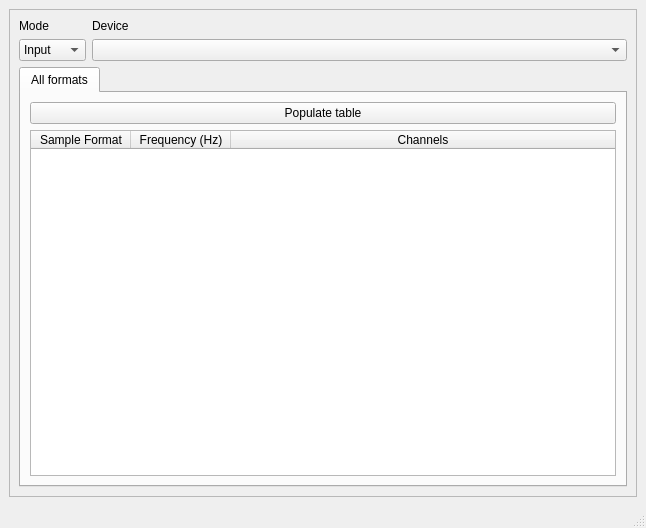
Above: examples/multimedia/audiodevices/audiodevicesbase.ui from qt/qtmultimedia before the change. Below: the same form after it.
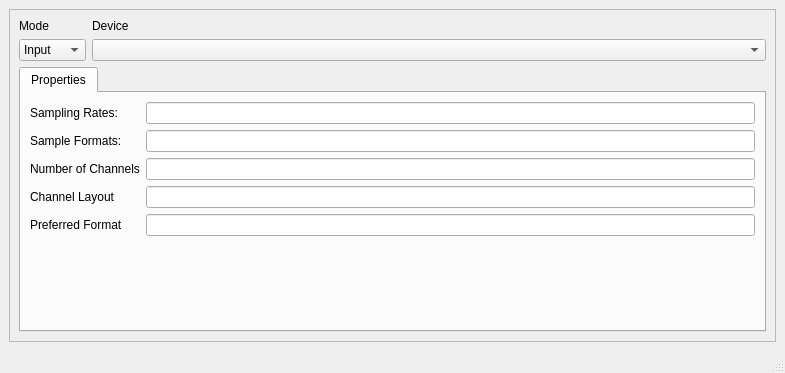
That is the form after the change.

The edit to the form file:
```diff
--- a/examples/multimedia/audiodevices/audiodevicesbase.ui
+++ b/examples/multimedia/audiodevices/audiodevicesbase.ui
@@ -6,8 +6,8 @@
    <rect>
     <x>0</x>
     <y>0</y>
-    <width>646</width>
-    <height>528</height>
+    <width>785</width>
+    <height>373</height>
    </rect>
   </property>
   <property name="windowTitle">
@@ -31,8 +31,8 @@
         <rect>
          <x>0</x>
          <y>0</y>
-         <width>632</width>
-         <height>492</height>
+         <width>765</width>
+         <height>331</height>
         </rect>
        </property>
        <layout class="QGridLayout" name="gridLayout_4">
@@ -83,73 +83,101 @@
             </property>
             <widget class="QWidget" name="tab">
              <attribute name="title">
-              <string>All formats</string>
+              <string>Properties</string>
              </attribute>
              <layout class="QVBoxLayout" name="verticalLayout_2">
               <item>
-               <widget class="QPushButton" name="populateTableButton">
-                <property name="text">
-                 <string>Populate table</string>
-                </property>
-               </widget>
+               <layout class="QGridLayout" name="gridLayout_3">
+                <item row="3" column="0">
+                 <widget class="QLabel" name="channelLayoutLabel">
+                  <property name="text">
+                   <string>Channel Layout</string>
+                  </property>
+                 </widget>
+                </item>
+                <item row="0" column="0">
+                 <widget class="QLabel" name="samplingRatesLabel">
+                  <property name="text">
+                   <string>Sampling Rates:</string>
+                  </property>
+                 </widget>
+                </item>
+                <item row="0" column="2">
+                 <widget class="QLineEdit" name="samplingRatesField">
+                  <property name="readOnly">
+                   <bool>true</bool>
+                  </property>
+                 </widget>
+                </item>
+                <item row="2" column="0">
+                 <widget class="QLabel" name="channelNumberLabel">
+                  <property name="text">
+                   <string>Number of Channels</string>
+                  </property>
+                 </widget>
+                </item>
+                <item row="2" column="2">
+                 <widget class="QLineEdit" name="channelNumberField">
+                  <property name="readOnly">
+                   <bool>true</bool>
+                  </property>
+                 </widget>
+                </item>
+                <item row="1" column="0">
+                 <widget class="QLabel" name="sampleFormatField_2">
+                  <property name="text">
+                   <string>Sample Formats:</string>
+                  </property>
+                 </widget>
+                </item>
+                <item row="1" column="2">
+                 <widget class="QLineEdit" name="sampleFormatField">
+                  <property name="readOnly">
+                   <bool>true</bool>
+                  </property>
+                 </widget>
+                </item>
+                <item row="3" column="2">
+                 <widget class="QLineEdit" name="channelLayoutField">
+                  <property name="readOnly">
+                   <bool>true</bool>
+                  </property>
+                 </widget>
+                </item>
+                <item row="4" column="0">
+                 <widget class="QLabel" name="preferredFormatLabel">
+                  <property name="acceptDrops">
+                   <bool>true</bool>
+                  </property>
+                  <property name="text">
+                   <string>Preferred Format</string>
+                  </property>
+                 </widget>
+                </item>
+                <item row="4" column="2">
+                 <widget class="QLineEdit" name="preferredFormatField">
+                  <property name="acceptDrops">
+                   <bool>true</bool>
+                  </property>
+                  <property name="readOnly">
+                   <bool>true</bool>
+                  </property>
+                 </widget>
+                </item>
+               </layout>
               </item>
               <item>
-               <widget class="QTableWidget" name="allFormatsTable">
-                <property name="editTriggers">
-                 <set>QAbstractItemView::EditTrigger::NoEditTriggers</set>
+               <spacer name="verticalSpacer">
+                <property name="orientation">
+                 <enum>Qt::Orientation::Vertical</enum>
                 </property>
-                <property name="dragDropOverwriteMode">
-                 <bool>false</bool>
+                <property name="sizeHint" stdset="0">
+                 <size>
+                  <width>20</width>
+                  <height>40</height>
+                 </size>
                 </property>
-                <property name="selectionMode">
-                 <enum>QAbstractItemView::SelectionMode::NoSelection</enum>
-                </property>
-                <property name="selectionBehavior">
-                 <enum>QAbstractItemView::SelectionBehavior::SelectItems</enum>
-                </property>
-                <property name="textElideMode">
-                 <enum>Qt::TextElideMode::ElideNone</enum>
-                </property>
-                <property name="sortingEnabled">
-                 <bool>false</bool>
-                </property>
-                <property name="wordWrap">
-                 <bool>false</bool>
-                </property>
-                <property name="cornerButtonEnabled">
-                 <bool>false</bool>
-                </property>
-                <property name="columnCount">
-                 <number>3</number>
-                </property>
-                <attribute name="horizontalHeaderHighlightSections">
-                 <bool>false</bool>
-                </attribute>
-                <attribute name="horizontalHeaderStretchLastSection">
-                 <bool>true</bool>
-                </attribute>
-                <attribute name="verticalHeaderVisible">
-                 <bool>false</bool>
-                </attribute>
-                <attribute name="verticalHeaderHighlightSections">
-                 <bool>false</bool>
-                </attribute>
-                <column>
-                 <property name="text">
-                  <string>Sample Format</string>
-                 </property>
-                </column>
-                <column>
-                 <property name="text">
-                  <string>Frequency (Hz)</string>
-                 </property>
-                </column>
-                <column>
-                 <property name="text">
-                  <string>Channels</string>
-                 </property>
-                </column>
-               </widget>
+               </spacer>
               </item>
              </layout>
             </widget>
```
